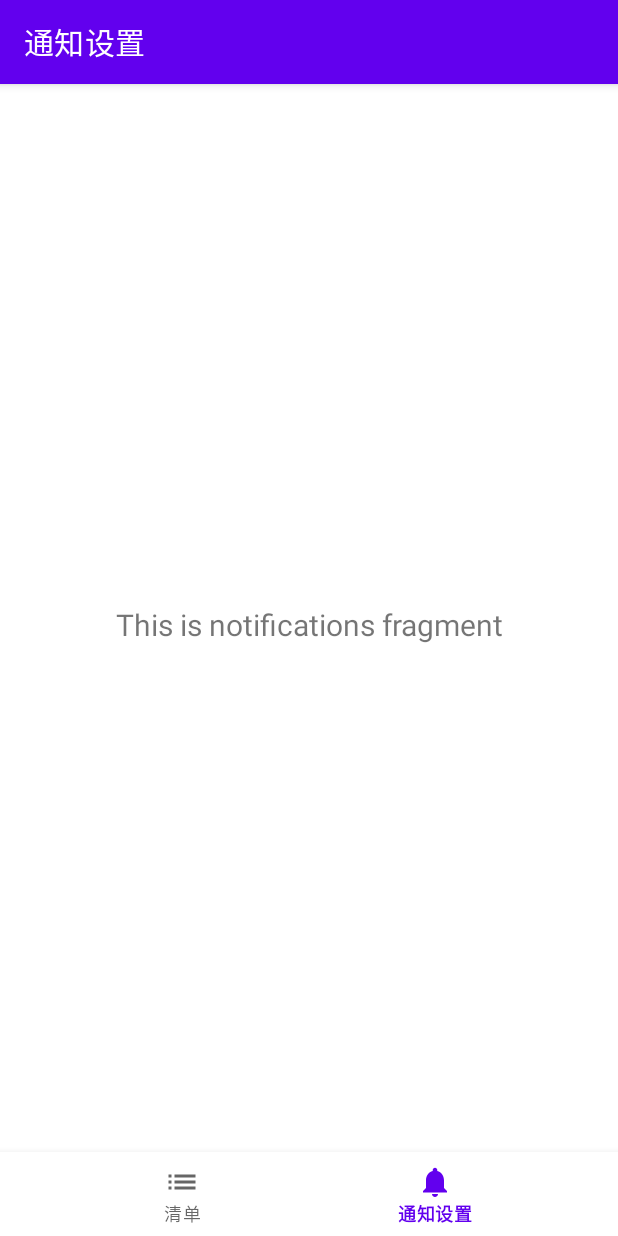
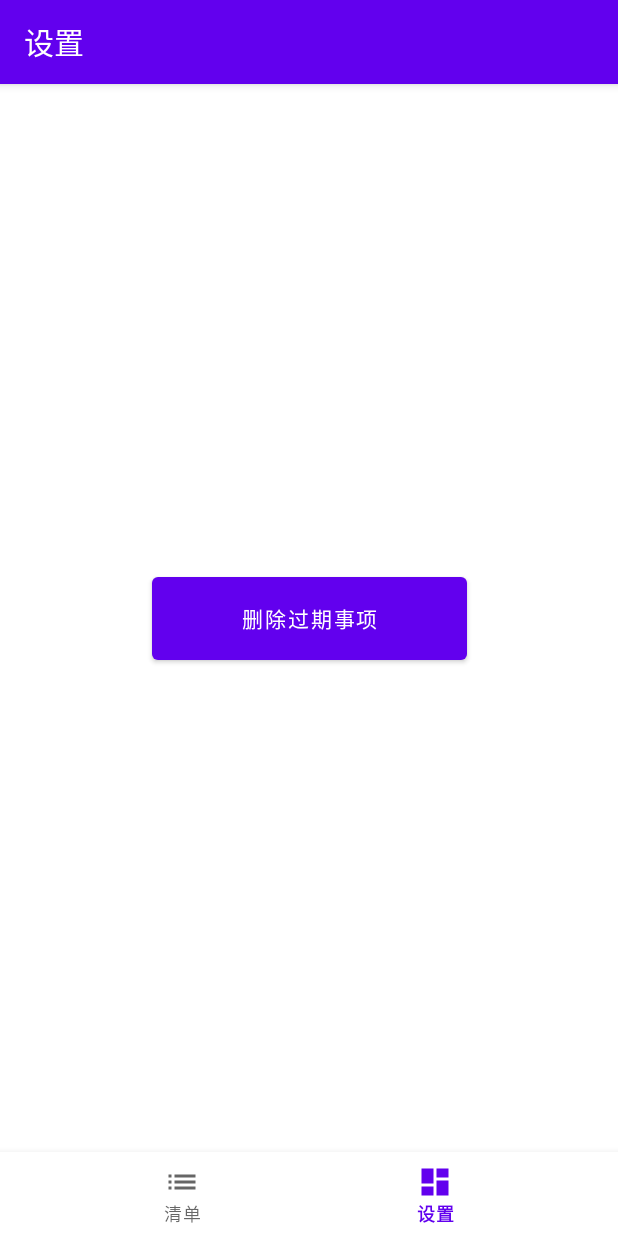
Before and after one commit to chaoswindabc/mytodo, an Android app: the screen it shows after launch (MainActivity), item 2 of the bottom bar chosen, on a phone screen of 412 x 824 dp. Run offline under Robolectric (Android 15) with nearby library versions, the phone set to English and light mode, and no system bars; our stand-ins replace navigation-ui.

Commit message:
增加一个一键删除功能

```diff
--- a/app/src/main/java/com/example/mytodo/MainActivity.java
+++ b/app/src/main/java/com/example/mytodo/MainActivity.java
@@ -40,7 +40,7 @@ public class MainActivity extends AppCompatActivity {
 //                R.id.navigation_home,
 //                R.id.navigation_dashboard,
                 R.id.navigation_recycler,
-                R.id.navigation_notifications
+                R.id.navigation_settings
 //                R.id.navigation_calendar,
 //                R.id.navigation_important
         )
--- a/app/src/main/java/com/example/mytodo/ui/notifications/NotificationsFragment.java
+++ /dev/null
@@ -1,37 +0,0 @@
-package com.example.mytodo.ui.notifications;
-
-import android.os.Bundle;
-import android.view.LayoutInflater;
-import android.view.View;
-import android.view.ViewGroup;
-import android.widget.TextView;
-
-import androidx.annotation.NonNull;
-import androidx.fragment.app.Fragment;
-import androidx.lifecycle.ViewModelProvider;
-
-import com.example.mytodo.databinding.FragmentNotificationsBinding;
-
-public class NotificationsFragment extends Fragment {
-
-    private FragmentNotificationsBinding binding;
-
-    public View onCreateView(@NonNull LayoutInflater inflater,
-                             ViewGroup container, Bundle savedInstanceState) {
-        NotificationsViewModel notificationsViewModel =
-                new ViewModelProvider(this).get(NotificationsViewModel.class);
-
-        binding = FragmentNotificationsBinding.inflate(inflater, container, false);
-        View root = binding.getRoot();
-
-        final TextView textView = binding.textNotifications;
-        notificationsViewModel.getText().observe(getViewLifecycleOwner(), textView::setText);
-        return root;
-    }
-
-    @Override
-    public void onDestroyView() {
-        super.onDestroyView();
-        binding = null;
-    }
-}
--- a/app/src/main/java/com/example/mytodo/ui/notifications/NotificationsViewModel.java
+++ /dev/null
@@ -1,19 +0,0 @@
-package com.example.mytodo.ui.notifications;
-
-import androidx.lifecycle.LiveData;
-import androidx.lifecycle.MutableLiveData;
-import androidx.lifecycle.ViewModel;
-
-public class NotificationsViewModel extends ViewModel {
-
-    private final MutableLiveData<String> mText;
-
-    public NotificationsViewModel() {
-        mText = new MutableLiveData<>();
-        mText.setValue("This is notifications fragment");
-    }
-
-    public LiveData<String> getText() {
-        return mText;
-    }
-}
--- /dev/null
+++ b/app/src/main/java/com/example/mytodo/ui/settings/settingsFragment.java
@@ -0,0 +1,43 @@
+package com.example.mytodo.ui.settings;
+
+import android.os.Bundle;
+import android.view.LayoutInflater;
+import android.view.View;
+import android.view.ViewGroup;
+import android.widget.Button;
+
+import androidx.fragment.app.Fragment;
+
+import com.example.mytodo.DatabaseHelper;
+import com.example.mytodo.R;
+import com.example.mytodo.databinding.FragmentSettingsBinding;
+
+public class settingsFragment extends Fragment {
+
+    private FragmentSettingsBinding binding;
+    private DatabaseHelper dbHelper;
+
+    @Override
+    public View onCreateView(LayoutInflater inflater, ViewGroup container,
+                             Bundle savedInstanceState) {
+        View view = inflater.inflate(R.layout.fragment_settings, container, false);
+        Button btnDeleteEarlierItems = view.findViewById(R.id.btnDeleteEarlierItems);
+
+        dbHelper = new DatabaseHelper(getContext());
+
+        btnDeleteEarlierItems.setOnClickListener(new View.OnClickListener() {
+            @Override
+            public void onClick(View v) {
+                dbHelper.deleteExpireTodoItems();
+            }
+        });
+
+        return view;
+    }
+
+    @Override
+    public void onDestroyView() {
+        super.onDestroyView();
+        binding = null;
+    }
+}
--- a/app/src/main/res/layout/fragment_notifications.xml
+++ b/app/src/main/res/layout/fragment_settings.xml
@@ -4,17 +4,13 @@
     xmlns:tools="http://schemas.android.com/tools"
     android:layout_width="match_parent"
     android:layout_height="match_parent"
-    tools:context=".ui.notifications.NotificationsFragment">
+    tools:context=".ui.settings.settingsFragment">
 
-    <TextView
-        android:id="@+id/text_notifications"
-        android:layout_width="match_parent"
-        android:layout_height="wrap_content"
-        android:layout_marginStart="8dp"
-        android:layout_marginTop="8dp"
-        android:layout_marginEnd="8dp"
-        android:textAlignment="center"
-        android:textSize="20sp"
+    <Button
+        android:id="@+id/btnDeleteEarlierItems"
+        android:layout_width="210dp"
+        android:layout_height="67dp"
+        android:text="删除过期事项"
         app:layout_constraintBottom_toBottomOf="parent"
         app:layout_constraintEnd_toEndOf="parent"
         app:layout_constraintStart_toStartOf="parent"
--- a/app/src/main/res/menu/bottom_nav_menu.xml
+++ b/app/src/main/res/menu/bottom_nav_menu.xml
@@ -19,8 +19,8 @@
         android:title="@string/title_list" />
 
     <item
-        android:id="@+id/navigation_notifications"
-        android:icon="@drawable/ic_notifications_black_24dp"
-        android:title="@string/title_notifications" />
+        android:id="@+id/navigation_settings"
+        android:icon="@drawable/ic_dashboard_black_24dp"
+        android:title="@string/title_settings" />
 
 </menu>
--- a/app/src/main/res/navigation/mobile_navigation.xml
+++ b/app/src/main/res/navigation/mobile_navigation.xml
@@ -24,9 +24,9 @@
         tools:layout="@layout/fragment_todo_recycler" />
 
     <fragment
-        android:id="@+id/navigation_notifications"
-        android:name="com.example.mytodo.ui.notifications.NotificationsFragment"
-        android:label="@string/title_notifications"
-        tools:layout="@layout/fragment_notifications" />
+        android:id="@+id/navigation_settings"
+        android:name="com.example.mytodo.ui.settings.settingsFragment"
+        android:label="@string/title_settings"
+        tools:layout="@layout/fragment_settings" />
 
 </navigation>
--- a/app/src/main/res/values/strings.xml
+++ b/app/src/main/res/values/strings.xml
@@ -4,6 +4,7 @@
     <string name="title_home">Home</string>
     <string name="title_dashboard">Dashboard</string>
     <string name="title_notifications">通知设置</string>
+    <string name="title_settings">设置</string>
     <!--    <string name="title_recycler">清单</string>-->
     <string name="title_list">清单</string>
     <!-- Preference Titles -->
```
Also changed, not shown: app/src/main/java/com/example/mytodo/DatabaseHelper.java (+11 -0 lines), app/src/main/java/com/example/mytodo/ui/dashboard/DashboardFragment.java (deleted, +0 -37 lines), app/src/main/java/com/example/mytodo/ui/dashboard/DashboardViewModel.java (deleted, +0 -19 lines), app/src/main/java/com/example/mytodo/ui/home/HomeFragment.java (deleted, +0 -37 lines), app/src/main/java/com/example/mytodo/ui/home/HomeViewModel.java (deleted, +0 -19 lines).
